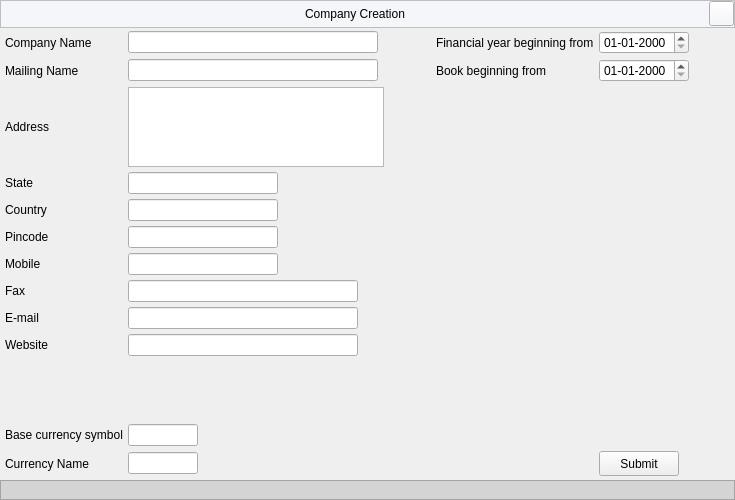
Old version of the form Resources/Ui/CompanyCreate.ui in the repository Darshitjivani/MBAS.
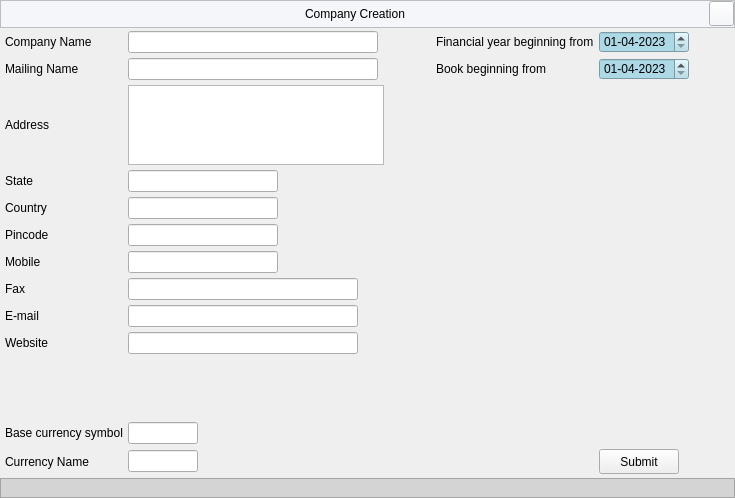
New version of the form. Icons and pictures are not drawn.

Patch:
```diff
--- a/Resources/Ui/CompanyCreate.ui
+++ b/Resources/Ui/CompanyCreate.ui
@@ -398,9 +398,30 @@
            <height>0</height>
           </size>
          </property>
+         <property name="styleSheet">
+          <string notr="true">QDateEdit{
+background-color: rgb(173, 216, 230);
+}
+
+QDateEdit::hover{
+background-color:rgb(173, 216, 230);
+color:#000000
+border: none;
+}</string>
+         </property>
+         <property name="currentSection">
+          <enum>QDateTimeEdit::DaySection</enum>
+         </property>
          <property name="displayFormat">
           <string>dd-MM-yyyy</string>
          </property>
+         <property name="date">
+          <date>
+           <year>2023</year>
+           <month>4</month>
+           <day>1</day>
+          </date>
+         </property>
         </widget>
        </item>
        <item row="6" column="1">
@@ -481,12 +502,33 @@
            <height>0</height>
           </size>
          </property>
+         <property name="styleSheet">
+          <string notr="true">QDateEdit{
+background-color: rgb(173, 216, 230);
+}
+
+QDateEdit::hover{
+background-color:rgb(173, 216, 230);
+color:#000000
+border: none;
+}</string>
+         </property>
          <property name="currentSection">
           <enum>QDateTimeEdit::DaySection</enum>
          </property>
          <property name="displayFormat">
           <string>dd-MM-yyyy</string>
          </property>
+         <property name="currentSectionIndex">
+          <number>0</number>
+         </property>
+         <property name="date">
+          <date>
+           <year>2023</year>
+           <month>4</month>
+           <day>1</day>
+          </date>
+         </property>
         </widget>
        </item>
        <item row="13" column="1">
```
Left out of the diff: 21 changed lines with no effect on the pictures.
